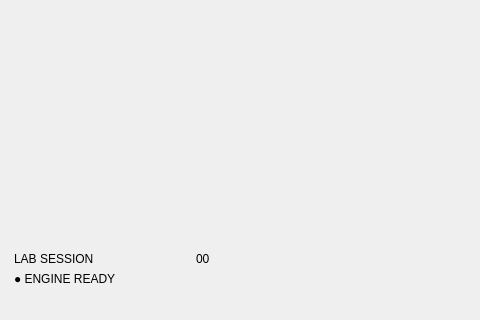
First picture: the form in src/ui/MainWindow.ui, repository movdy2/Physics_Optical_Assistant, before the edit; both pictures show x 0 to 480 and y 480 to 800 of the 1280 by 800 pixel window.
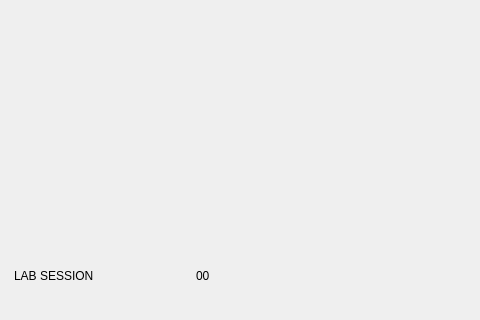
Second picture: the form after the edit.

Commit message: Align interaction checks with current Designer dashboard and field layout

Patch:
```diff
--- a/src/ui/MainWindow.ui
+++ b/src/ui/MainWindow.ui
@@ -109,7 +109,6 @@
             <item><widget class="QLabel" name="sidebarCount"><property name="text"><string>00</string></property></widget></item>
            </layout>
           </item>
-          <item><widget class="QLabel" name="engineReady"><property name="text"><string>● ENGINE READY</string></property></widget></item>
          </layout>
         </widget>
        </item>
```
The commit also changes 3 other files.
